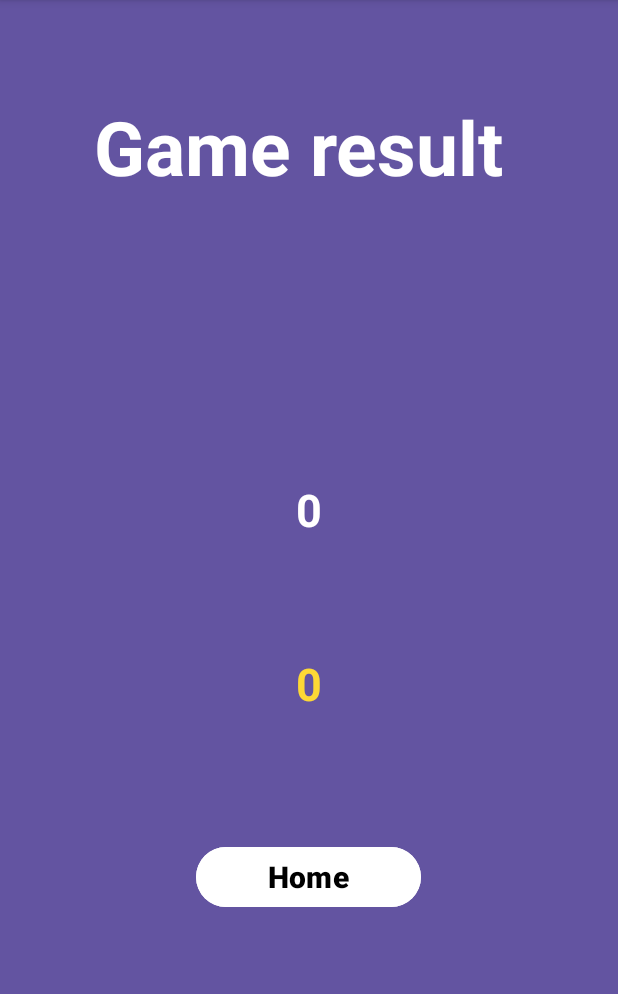
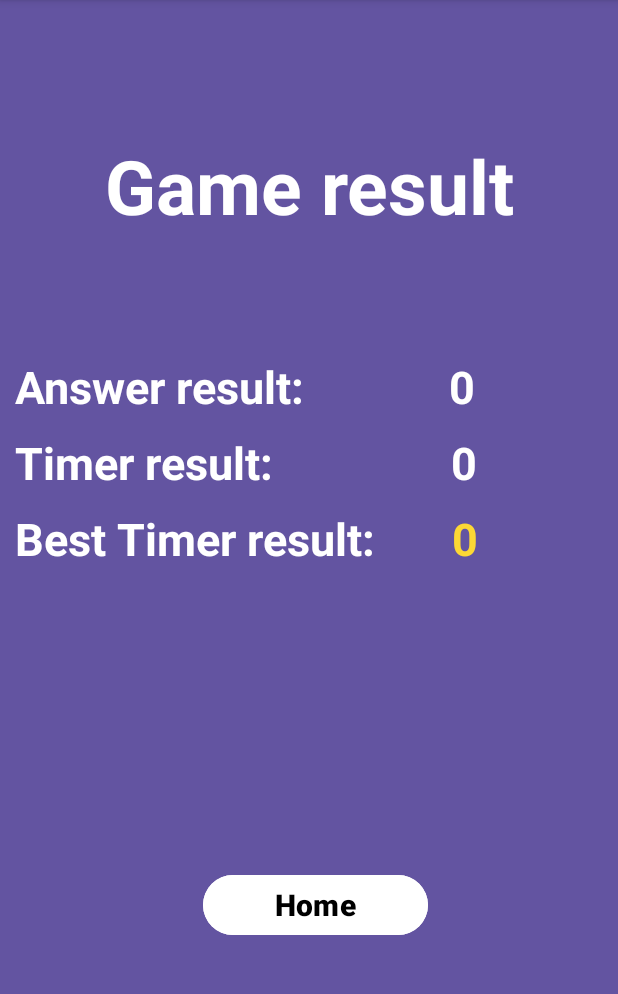
Before and after one commit to N1ph1l1m/android_saveData, an Android app: the finalBrainActivity screen opened directly, with no data from a screen before it, on a phone screen of 412 x 824 dp, the part 96-1090 px from its top. Run offline under Robolectric (Android 15) with nearby library versions, the phone set to English and light mode, and no system bars.

Commit message:
Refactor layout activity_final_brain

```diff
--- a/app/src/main/java/com/example/databaseroom/finalBrainActivity.java
+++ b/app/src/main/java/com/example/databaseroom/finalBrainActivity.java
@@ -15,7 +15,8 @@ public class finalBrainActivity extends AppCompatActivity {
 
     Intent intent = getIntent();
     private  String res;
-    private  String timeres;
+    private  float timeres;
+    private float betsTimer = 3.333f;
     @Override
     protected void onCreate(Bundle savedInstanceState) {
         super.onCreate(savedInstanceState);
@@ -29,10 +30,17 @@ public class finalBrainActivity extends AppCompatActivity {
 
         if(arguments!=null){
             res = arguments.get("result").toString();
-            timeres = arguments.get("resultTime").toString();
+
+            timeres = (float) arguments.get("resultTime");
+            if(timeres > betsTimer) {
+                textViewBestResult.setText(String.valueOf(betsTimer));
+            }else{
+                textViewBestResult.setText(String.valueOf(timeres));
+                betsTimer = timeres;
+            }
 
             textViewResult.setText(res);
-            textViewBestResult.setText(timeres);
+
         }
 
     }
--- a/app/src/main/res/layout/activity_final_brain.xml
+++ b/app/src/main/res/layout/activity_final_brain.xml
@@ -1,5 +1,5 @@
 <?xml version="1.0" encoding="utf-8"?>
-<androidx.constraintlayout.widget.ConstraintLayout xmlns:android="http://schemas.android.com/apk/res/android"
+<RelativeLayout  xmlns:android="http://schemas.android.com/apk/res/android"
     xmlns:app="http://schemas.android.com/apk/res-auto"
     xmlns:tools="http://schemas.android.com/tools"
     android:layout_width="match_parent"
@@ -8,11 +8,17 @@
     tools:context=".finalBrainActivity">
 
 
+    <LinearLayout
+        android:layout_width="wrap_content"
+        android:layout_height="wrap_content"
+        android:orientation="vertical">
+
         <TextView
             android:id="@+id/textViewTitle"
             android:layout_width="wrap_content"
             android:layout_height="wrap_content"
-        android:layout_marginTop="64dp"
+            android:layout_marginTop="90dp"
+            android:layout_marginLeft="70dp"
             android:text="Game result "
             android:textColor="@color/white"
             android:textSize="50dp"
@@ -22,33 +28,98 @@
             app:layout_constraintStart_toStartOf="parent"
             app:layout_constraintTop_toTopOf="parent" />
 
+
+
+        <LinearLayout
+            android:layout_width="wrap_content"
+            android:layout_height="wrap_content"
+            android:orientation="horizontal"
+            android:layout_centerHorizontal="true"
+            android:layout_marginTop="80dp"
+            android:layout_marginLeft="10dp">
+
+            <TextView
+                android:id="@+id/answersRes"
+                android:layout_width="wrap_content"
+                android:layout_height="wrap_content"
+                android:text="Answer result:           "
+                android:textColor="@color/white"
+                android:textSize="30dp"
+                android:textStyle="bold"
+                tools:layout_editor_absoluteX="39dp" />
+            <TextView
+                android:id="@+id/textViewResult"
+                android:layout_width="wrap_content"
+                android:layout_height="wrap_content"
+                android:layout_marginStart="16dp"
+                android:text="0"
+                android:textColor="@color/white"
+                android:textSize="30dp"
+                android:textStyle="bold"
+                />
+
+        </LinearLayout>
+
+        <LinearLayout
+            android:layout_width="wrap_content"
+            android:layout_height="wrap_content"
+            android:layout_marginTop="10dp"
+            android:layout_marginLeft="10dp">
+
+            <TextView
+                android:id="@+id/answersTimer"
+                android:layout_width="wrap_content"
+                android:layout_height="wrap_content"
+                android:text="Timer result:              "
+                android:textColor="@color/white"
+                android:textSize="30dp"
+                android:textStyle="bold"
+                />
+            <TextView
+                android:id="@+id/textViewResultTimer"
+                android:layout_width="wrap_content"
+                android:layout_height="wrap_content"
+                android:layout_marginStart="16dp"
+                android:text="0"
+                android:textColor="@color/white"
+                android:textSize="30dp"
+                android:textStyle="bold"
+                />
+
+        </LinearLayout>
+
+        <LinearLayout
+            android:layout_width="wrap_content"
+            android:layout_height="wrap_content"
+            android:layout_marginTop="10dp"
+            android:layout_marginLeft="10dp">
+
+            <TextView
+                android:id="@+id/answersBestTimer"
+                android:layout_width="wrap_content"
+                android:layout_height="wrap_content"
+                android:text="Best Timer result:       "
+                android:textColor="@color/white"
+                android:textSize="30dp"
+                android:textStyle="bold"
+                />
+
             <TextView
                 android:id="@+id/textViewBestResult"
                 android:layout_width="wrap_content"
                 android:layout_height="wrap_content"
-        android:layout_marginTop="304dp"
                 android:text="0"
                 android:textColor="#FDD835"
                 android:textSize="30dp"
                 android:textStyle="bold"
-        app:layout_constraintEnd_toEndOf="parent"
-        app:layout_constraintStart_toStartOf="parent"
-        app:layout_constraintTop_toBottomOf="@+id/textViewTitle" />
+                />
 
-    <TextView
-        android:id="@+id/textViewResult"
-        android:layout_width="wrap_content"
-        android:layout_height="wrap_content"
-        android:layout_marginTop="188dp"
-        android:text="0"
-        android:textColor="@color/white"
-        android:textSize="30dp"
-        android:textStyle="bold"
-        app:layout_constraintEnd_toEndOf="parent"
-        app:layout_constraintStart_toStartOf="parent"
-        app:layout_constraintTop_toBottomOf="@+id/textViewTitle" />
+        </LinearLayout>
+
 
         <Button
+            android:layout_marginTop="200dp"
+            android:layout_marginLeft="135dp"
             android:id="@+id/buttonPlay"
             android:layout_width="150dp"
             android:layout_height="wrap_content"
@@ -58,11 +129,16 @@
             android:textColor="@color/black"
             android:textSize="20dp"
             android:textStyle="bold"
-        app:layout_constraintBottom_toBottomOf="parent"
-        app:layout_constraintEnd_toEndOf="parent"
-        app:layout_constraintHorizontal_bias="0.498"
-        app:layout_constraintStart_toStartOf="parent"
-        app:layout_constraintTop_toBottomOf="@+id/textViewTitle"
-        app:layout_constraintVertical_bias="0.739" />
+            />
 
-</androidx.constraintlayout.widget.ConstraintLayout>
+
+    </LinearLayout>
+
+
+
+
+
+
+
+
+</RelativeLayout>
```
Lines whose indentation alone changed are shown as unchanged.
